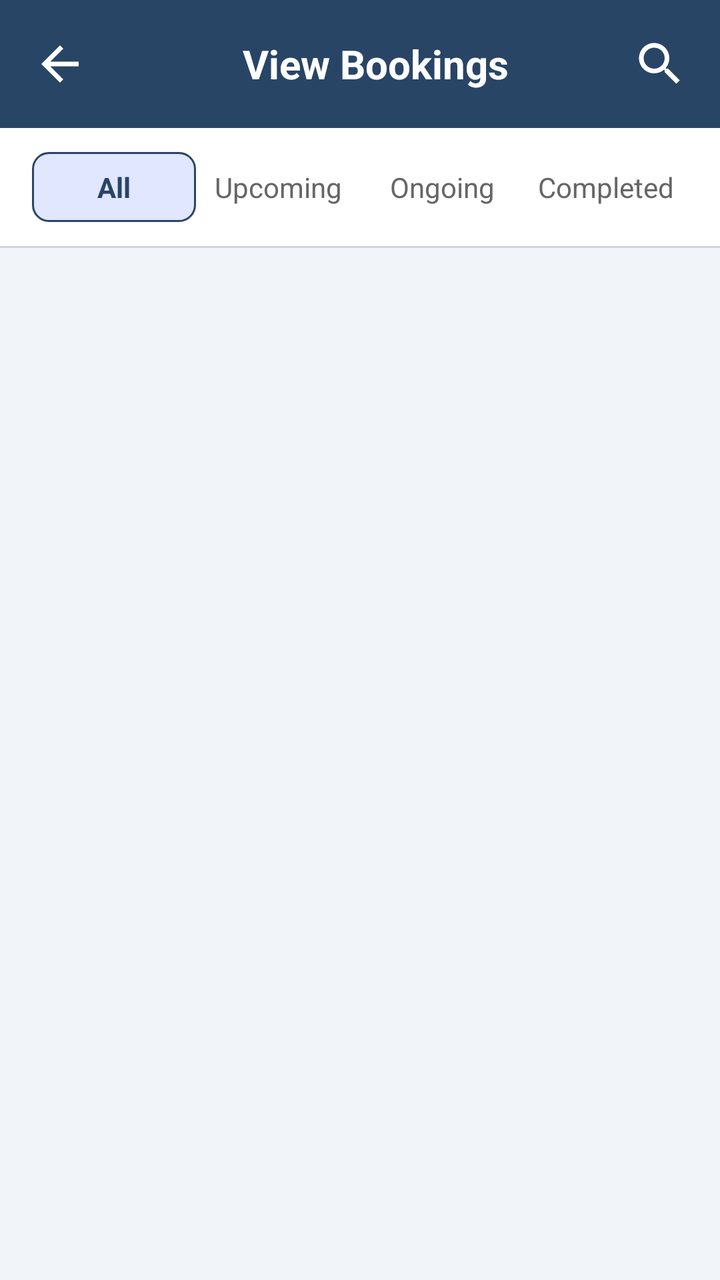
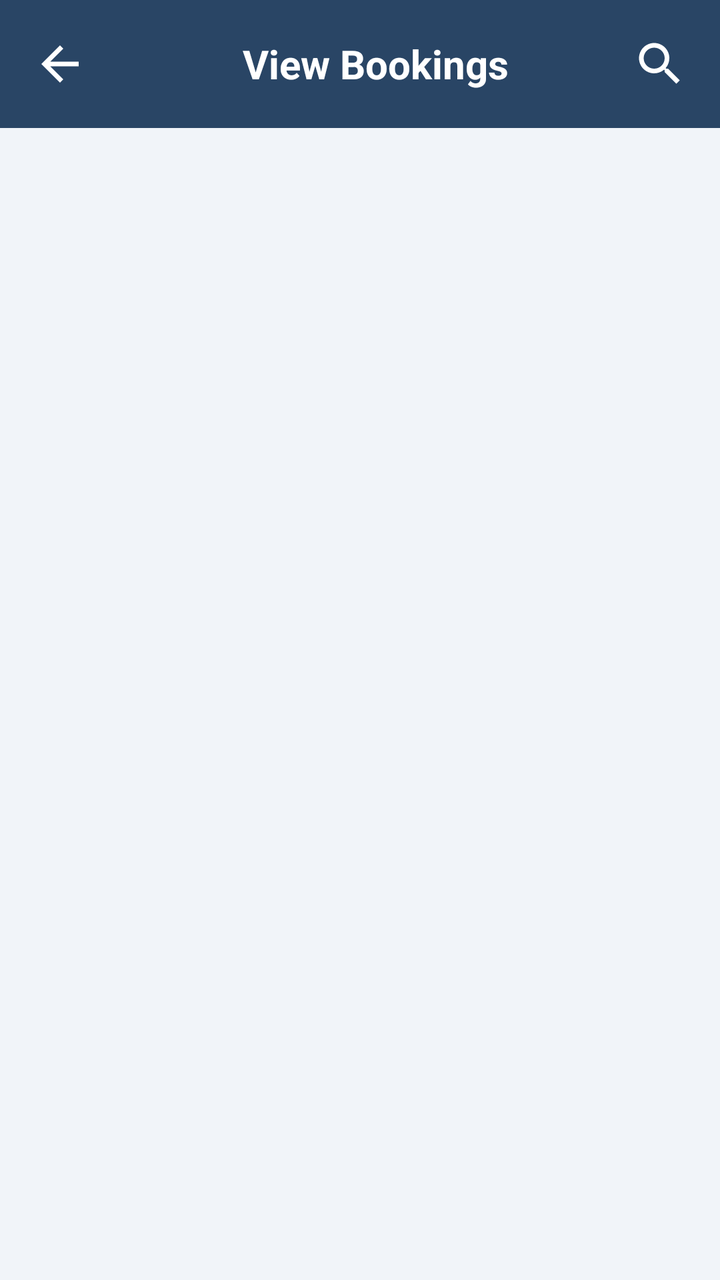

Before-and-after screenshots of an Android layout around one commit, followed by the original layout XML and the change that was made.
<!-- AndroidManifest.xml: application theme Theme.Android_vehicle_project -->
<!-- res/layout/activity_admin_view_bookings.xml -->
<?xml version="1.0" encoding="utf-8"?>
<LinearLayout xmlns:android="http://schemas.android.com/apk/res/android"
    xmlns:app="http://schemas.android.com/apk/res-auto"
    android:layout_width="match_parent"
    android:layout_height="match_parent"
    android:background="@color/background_light"
    android:fitsSystemWindows="true"
    android:orientation="vertical">

    
    <androidx.appcompat.widget.Toolbar
        android:id="@+id/toolbarViewBookings"
        android:layout_width="match_parent"
        android:layout_height="?attr/actionBarSize"
        android:background="@color/primary_navy"
        app:titleTextColor="@color/white">

        <RelativeLayout
            android:layout_width="match_parent"
            android:layout_height="match_parent"
            android:paddingEnd="16dp"
            android:paddingStart="0dp">

            <ImageView
                android:id="@+id/ivBack"
                android:layout_width="28dp"
                android:layout_height="28dp"
                android:layout_alignParentStart="true"
                android:layout_centerVertical="true"
                android:src="@drawable/ic_arrow_back"
                android:contentDescription="Back"
                app:tint="@color/white"
                android:background="?attr/selectableItemBackgroundBorderless"
                android:clickable="true"
                android:focusable="true"/>

            <TextView
                android:layout_width="wrap_content"
                android:layout_height="wrap_content"
                android:layout_centerInParent="true"
                android:text="View Bookings"
                android:textColor="@color/white"
                android:textSize="20sp"
                android:textStyle="bold" />

            <ImageView
                android:id="@+id/ivSearchBookings"
                android:layout_width="28dp"
                android:layout_height="28dp"
                android:layout_alignParentEnd="true"
                android:layout_centerVertical="true"
                android:src="@drawable/ic_search"
                app:tint="@color/white"
                android:contentDescription="Search"
                android:background="?attr/selectableItemBackgroundBorderless"
                android:clickable="true"
                android:focusable="true"/>
        </RelativeLayout>
    </androidx.appcompat.widget.Toolbar>

    
    <ScrollView
        android:layout_width="match_parent"
        android:layout_height="0dp"
        android:layout_weight="1"
        android:fillViewport="true">

        <LinearLayout
            android:layout_width="match_parent"
            android:layout_height="wrap_content"
            android:orientation="vertical">

            
            <LinearLayout
                android:layout_width="match_parent"
                android:layout_height="wrap_content"
                android:orientation="horizontal"
                android:paddingHorizontal="16dp"
                android:paddingVertical="12dp"
                android:weightSum="4"
                android:background="@color/white">

                <TextView
                    android:id="@+id/tabAll"
                    android:layout_width="0dp"
                    android:layout_height="wrap_content"
                    android:layout_weight="1"
                    android:text="All"
                    android:gravity="center"
                    android:paddingVertical="8dp"
                    android:textColor="@color/text_dark"
                    android:textStyle="bold"
                    android:background="@drawable/bg_tab_selected" />

                <TextView
                    android:id="@+id/tabUpcoming"
                    android:layout_width="0dp"
                    android:layout_height="wrap_content"
                    android:layout_weight="1"
                    android:text="Upcoming"
                    android:gravity="center"
                    android:paddingVertical="8dp"
                    android:textColor="@color/text_gray"
                    android:background="?attr/selectableItemBackground" />

                <TextView
                    android:id="@+id/tabOngoing"
                    android:layout_width="0dp"
                    android:layout_height="wrap_content"
                    android:layout_weight="1"
                    android:text="Ongoing"
                    android:gravity="center"
                    android:paddingVertical="8dp"
                    android:textColor="@color/text_gray"
                    android:background="?attr/selectableItemBackground" />

                <TextView
                    android:id="@+id/tabCompleted"
                    android:layout_width="0dp"
                    android:layout_height="wrap_content"
                    android:layout_weight="1"
                    android:text="Completed"
                    android:gravity="center"
                    android:paddingVertical="8dp"
                    android:textColor="@color/text_gray"
                    android:background="?attr/selectableItemBackground" />
            </LinearLayout>

            <View
                android:layout_width="match_parent"
                android:layout_height="1dp"
                android:background="@color/border_gray" />

            
            <androidx.recyclerview.widget.RecyclerView
                android:id="@+id/rvAdminBookings"
                android:layout_width="match_parent"
                android:layout_height="wrap_content"
                android:clipToPadding="false"
                android:padding="16dp" />
        </LinearLayout>
    </ScrollView>
</LinearLayout>
<!-- resources referenced by this layout -->
<resources>
  <color name="background_light">#F1F4F9</color>
  <color name="border_gray">#D1D5DB</color>
  <color name="primary_navy">#294565</color>
  <color name="text_dark">#294565</color>
  <color name="text_gray">#666666</color>
  <color name="white">#FFFFFFFF</color>
  <!-- drawable bg_tab_selected (drawable) -->
  <?xml version="1.0" encoding="utf-8"?>
  <shape xmlns:android="http://schemas.android.com/apk/res/android">
      <solid android:color="#E0E7FF" /> 
      <corners android:radius="8dp" />
      <stroke android:width="1dp" android:color="#294565" />
  </shape>
  <!-- drawable ic_arrow_back (drawable) -->
  <vector xmlns:android="http://schemas.android.com/apk/res/android"
      android:width="24dp"
      android:height="24dp"
      android:viewportWidth="24"
      android:viewportHeight="24"
      android:tint="#FFFFFF">
    <path
        android:fillColor="@android:color/white"
        android:pathData="M20,11H7.83l5.59,-5.59L12,4l-8,8 8,8 1.41,-1.41L7.83,13H20v-2z"/>
  </vector>
  <!-- drawable ic_search (drawable) -->
  <vector xmlns:android="http://schemas.android.com/apk/res/android"
      android:width="24dp"
      android:height="24dp"
      android:viewportWidth="24"
      android:viewportHeight="24">
    <path
        android:fillColor="@color/text_gray"
        android:pathData="M15.5,14h-0.79l-0.28,-0.27C15.41,12.59 16,11.11 16,9.5 16,5.91 13.09,3 9.5,3S3,5.91 3,9.5 5.91,16 9.5,16c1.61,0 3.09,-0.59 4.23,-1.57l0.27,0.28v0.79l5,4.99L20.49,19l-4.99,-5zM9.5,14C7.01,14 5,11.99 5,9.5S7.01,5 9.5,5 14,7.01 14,9.5 11.99,14 9.5,14z"/>
  </vector>
  <style name="Theme.Android_vehicle_project" parent="Base.Theme.android_vehicle_project" />
  <style name="Base.Theme.android_vehicle_project" parent="Theme.Material3.DayNight.NoActionBar">
  
          <item name="colorPrimary">@color/primary_navy</item>
          <item name="colorPrimaryDark">@color/primary_navy_dark</item>
          <item name="colorSecondary">@color/primary_navy</item>
          <item name="android:windowBackground">@color/background_light</item>
      </style>
  <color name="primary_navy_dark">#1E334D</color>
</resources>

<!-- the commit's change to res/layout/activity_admin_view_bookings.xml (unified diff, before → after) -->
@@ -71,67 +71,6 @@
             android:orientation="vertical">
 
             
-            <LinearLayout
-                android:layout_width="match_parent"
-                android:layout_height="wrap_content"
-                android:orientation="horizontal"
-                android:paddingHorizontal="16dp"
-                android:paddingVertical="12dp"
-                android:weightSum="4"
-                android:background="@color/white">
-
-                <TextView
-                    android:id="@+id/tabAll"
-                    android:layout_width="0dp"
-                    android:layout_height="wrap_content"
-                    android:layout_weight="1"
-                    android:text="All"
-                    android:gravity="center"
-                    android:paddingVertical="8dp"
-                    android:textColor="@color/text_dark"
-                    android:textStyle="bold"
-                    android:background="@drawable/bg_tab_selected" />
-
-                <TextView
-                    android:id="@+id/tabUpcoming"
-                    android:layout_width="0dp"
-                    android:layout_height="wrap_content"
-                    android:layout_weight="1"
-                    android:text="Upcoming"
-                    android:gravity="center"
-                    android:paddingVertical="8dp"
-                    android:textColor="@color/text_gray"
-                    android:background="?attr/selectableItemBackground" />
-
-                <TextView
-                    android:id="@+id/tabOngoing"
-                    android:layout_width="0dp"
-                    android:layout_height="wrap_content"
-                    android:layout_weight="1"
-                    android:text="Ongoing"
-                    android:gravity="center"
-                    android:paddingVertical="8dp"
-                    android:textColor="@color/text_gray"
-                    android:background="?attr/selectableItemBackground" />
-
-                <TextView
-                    android:id="@+id/tabCompleted"
-                    android:layout_width="0dp"
-                    android:layout_height="wrap_content"
-                    android:layout_weight="1"
-                    android:text="Completed"
-                    android:gravity="center"
-                    android:paddingVertical="8dp"
-                    android:textColor="@color/text_gray"
-                    android:background="?attr/selectableItemBackground" />
-            </LinearLayout>
-
-            <View
-                android:layout_width="match_parent"
-                android:layout_height="1dp"
-                android:background="@color/border_gray" />
-
-            
             <androidx.recyclerview.widget.RecyclerView
                 android:id="@+id/rvAdminBookings"
                 android:layout_width="match_parent"
<!-- resource entries referenced after the edit -->
@@ -1,18 +1,9 @@
 <!-- resources referenced by this layout -->
 <resources>
   <color name="background_light">#F1F4F9</color>
-  <color name="border_gray">#D1D5DB</color>
   <color name="primary_navy">#294565</color>
-  <color name="text_dark">#294565</color>
   <color name="text_gray">#666666</color>
   <color name="white">#FFFFFFFF</color>
-  <!-- drawable bg_tab_selected (drawable) -->
-  <?xml version="1.0" encoding="utf-8"?>
-  <shape xmlns:android="http://schemas.android.com/apk/res/android">
-      <solid android:color="#E0E7FF" /> 
-      <corners android:radius="8dp" />
-      <stroke android:width="1dp" android:color="#294565" />
-  </shape>
   <!-- drawable ic_arrow_back (drawable) -->
   <vector xmlns:android="http://schemas.android.com/apk/res/android"
       android:width="24dp"
